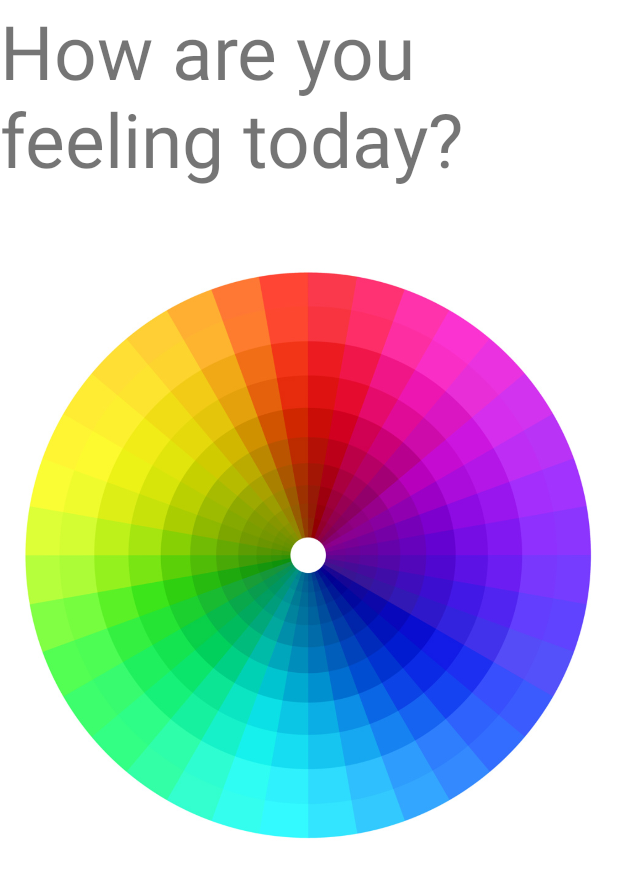
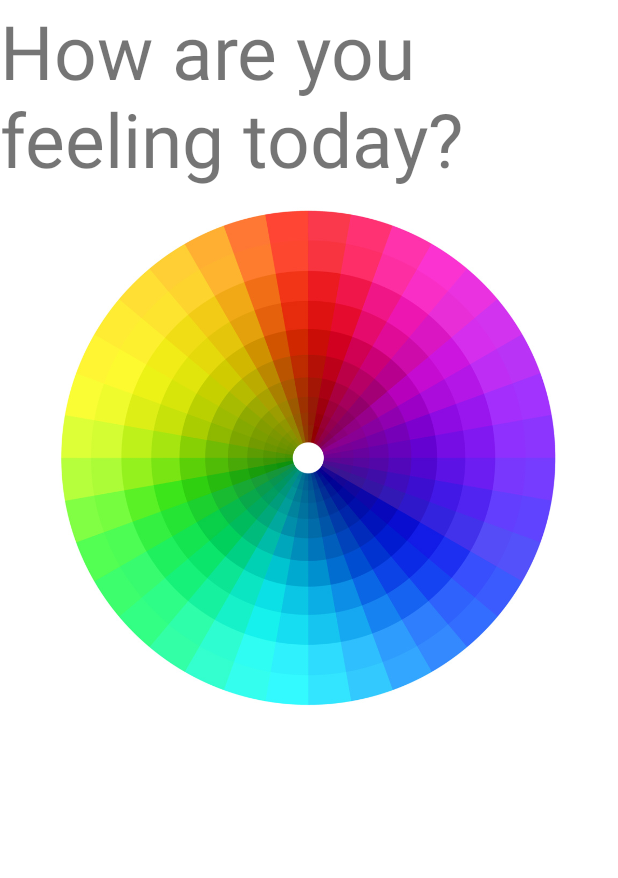
Before and after one commit to VGeser/EmotionalSpectrum, an Android app: the screen it shows after launch (MainActivity), on a phone screen of 412 x 824 dp. Shown: the top 878 px of the screen. Run offline under Robolectric (Android 15) with nearby library versions, the phone set to English and light mode, and no system bars.

Commit message:
Better design for testing

```diff
--- a/app/src/main/res/layout/activity_main.xml
+++ b/app/src/main/res/layout/activity_main.xml
@@ -19,15 +19,15 @@
 
     <ImageView
         android:id="@+id/spectrum"
-        android:layout_width="wrap_content"
-        android:layout_height="450sp"
-        android:layout_marginTop="20dp"
+        android:layout_width="360sp"
+        android:layout_height="360sp"
         android:clickable="true"
         android:contentDescription="@string/spectrum"
+        android:focusable="true"
         android:scaleType="fitCenter"
-        android:focusable="true"
-        app:layout_constraintEnd_toEndOf="parent"
         app:layout_constraintTop_toBottomOf="@id/main_text"
+        app:layout_constraintLeft_toLeftOf="parent"
+        app:layout_constraintRight_toRightOf="parent"
         app:srcCompat="@drawable/not_transparent" />
 
     <FrameLayout
@@ -43,11 +43,13 @@
     <TextView
         android:id="@+id/text"
         android:layout_width="match_parent"
-        android:layout_height="50sp"
-        app:layout_constraintBottom_toBottomOf="parent"
+        android:layout_height="190sp"
         app:layout_constraintLeft_toLeftOf="parent"
         app:layout_constraintRight_toRightOf="parent"
-        app:layout_constraintTop_toBottomOf="@id/spectrum"
+        app:layout_constraintStart_toEndOf="@id/spectrum"
+        app:layout_constraintTop_toBottomOf="@+id/spectrum"
+        app:layout_constraintEnd_toEndOf="parent"
+        app:layout_constraintBottom_toBottomOf="parent"
         />
 
 </androidx.constraintlayout.widget.ConstraintLayout>
```
